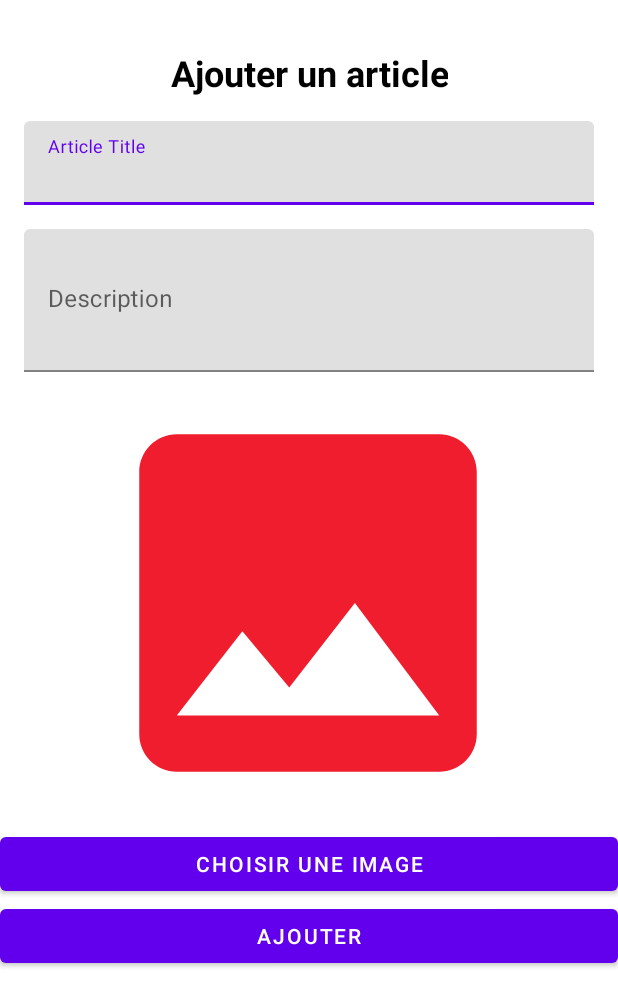
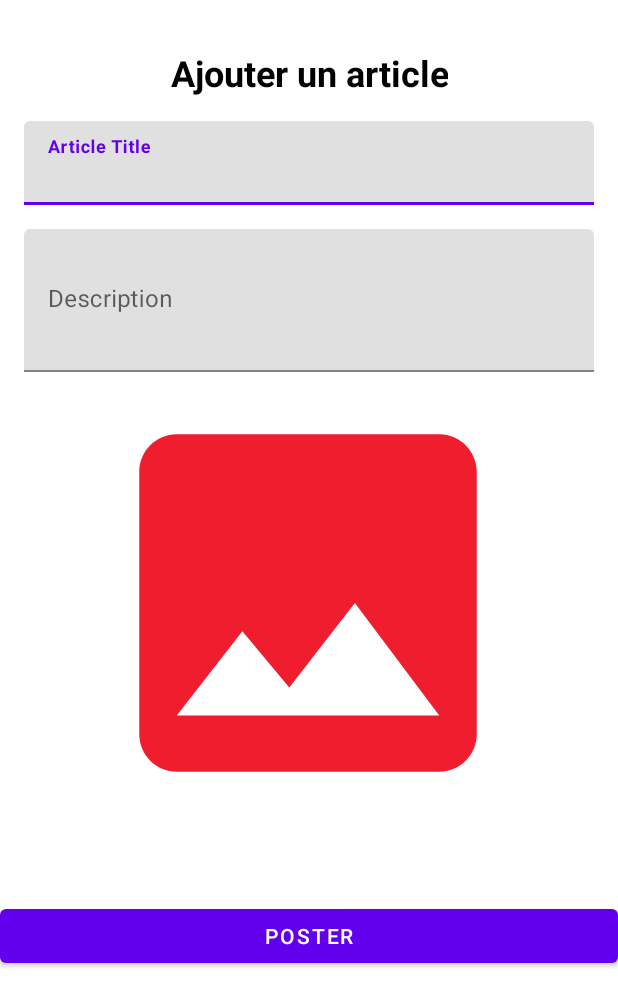
Before and after one commit to mahdiabderraouf/social-network-app, an Android app: the layout activity_add_post.xml on its own in the app's theme, with its tools: preview values and no code run, on a phone screen of 412 x 824 dp. Shown: the top 1007 px of the screen. Run offline under Robolectric (Android 15) with nearby library versions, the phone set to English and light mode, and no system bars.

Commit message:
uploadimage

```diff
--- a/app/src/main/AndroidManifest.xml
+++ b/app/src/main/AndroidManifest.xml
@@ -1,7 +1,8 @@
 <?xml version="1.0" encoding="utf-8"?>
 <manifest xmlns:android="http://schemas.android.com/apk/res/android"
     package="fr.isen.mahdi.socialnetwork">
-<uses-permission android:name="android.permission.READ_EXTERNAL_STORAGE"></uses-permission>
+    <uses-permission android:name="android.permission.READ_EXTERNAL_STORAGE"></uses-permission>
+    <uses-permission android:name="android.permission.ACCESS_NETWORK_STATE"></uses-permission>
     <application
         android:allowBackup="true"
         android:icon="@mipmap/ic_launcher"
@@ -9,7 +10,7 @@
         android:roundIcon="@mipmap/ic_launcher_round"
         android:supportsRtl="true"
         android:theme="@style/Theme.SocialNetwork">
-        <activity android:name=".PostActivity"></activity>
+        <activity android:name=".AddPostActivity"></activity>
         <activity android:name=".MainActivity">
             <intent-filter>
                 <action android:name="android.intent.action.MAIN" />
--- a/app/src/main/java/fr/isen/mahdi/socialnetwork/MainActivity.kt
+++ b/app/src/main/java/fr/isen/mahdi/socialnetwork/MainActivity.kt
@@ -8,7 +8,7 @@ class MainActivity : AppCompatActivity() {
     override fun onCreate(savedInstanceState: Bundle?) {
         super.onCreate(savedInstanceState)
         setContentView(R.layout.activity_main)
-        val intent = Intent(this, PostActivity::class.java)
+        val intent = Intent(this, AddPostActivity::class.java)
         startActivity(intent)
     }
 
--- a/app/src/main/res/layout/activity_post.xml
+++ b/app/src/main/res/layout/activity_add_post.xml
@@ -4,7 +4,7 @@
     xmlns:tools="http://schemas.android.com/tools"
     android:layout_width="match_parent"
     android:layout_height="match_parent"
-    tools:context=".PostActivity">
+    tools:context=".AddPostActivity">
 
 
     <TextView
@@ -37,7 +37,9 @@
             android:id="@+id/titleArticle"
             android:layout_width="match_parent"
             android:layout_height="wrap_content"
-            android:hint="@string/title" />
+            android:hint="@string/title"
+            android:textColorHint="#E62323"
+            android:textStyle="bold" />
     </com.google.android.material.textfield.TextInputLayout>
 
     <com.google.android.material.textfield.TextInputLayout
@@ -55,7 +57,8 @@
             android:id="@+id/descriptionArticle"
             android:layout_width="match_parent"
             android:layout_height="95dp"
-            android:hint="@string/description" />
+            android:hint="@string/description"
+            android:textColorHint="#FFFFFF" />
     </com.google.android.material.textfield.TextInputLayout>
 
     <Button
@@ -79,14 +82,4 @@
         app:layout_constraintTop_toBottomOf="@+id/textInputLayout2"
         app:srcCompat="@drawable/ic_baseline_image_24" />
 
-    <Button
-        android:id="@+id/uploadButton"
-        android:layout_width="match_parent"
-        android:layout_height="wrap_content"
-        android:text="@string/uploadButton"
-        app:layout_constraintBottom_toTopOf="@+id/img_pick_btn"
-        app:layout_constraintEnd_toEndOf="@+id/imageView"
-        app:layout_constraintHorizontal_bias="0.497"
-        app:layout_constraintStart_toStartOf="@+id/imageView" />
-
 </androidx.constraintlayout.widget.ConstraintLayout>
--- a/app/src/main/res/values/strings.xml
+++ b/app/src/main/res/values/strings.xml
@@ -3,6 +3,5 @@
     <string name="title">Article Title</string>
     <string name="name">Ajouter un article</string>
     <string name="description">Description</string>
-    <string name="add">Ajouter</string>
-    <string name="uploadButton">Choisir une image </string>
+    <string name="add">Poster</string>
 </resources>
```
Also changed, not shown: app/src/main/java/fr/isen/mahdi/socialnetwork/AddPostActivity.kt (renamed from app/src/main/java/fr/isen/mahdi/socialnetwork/PostActivity.kt, +6 -5 lines).
